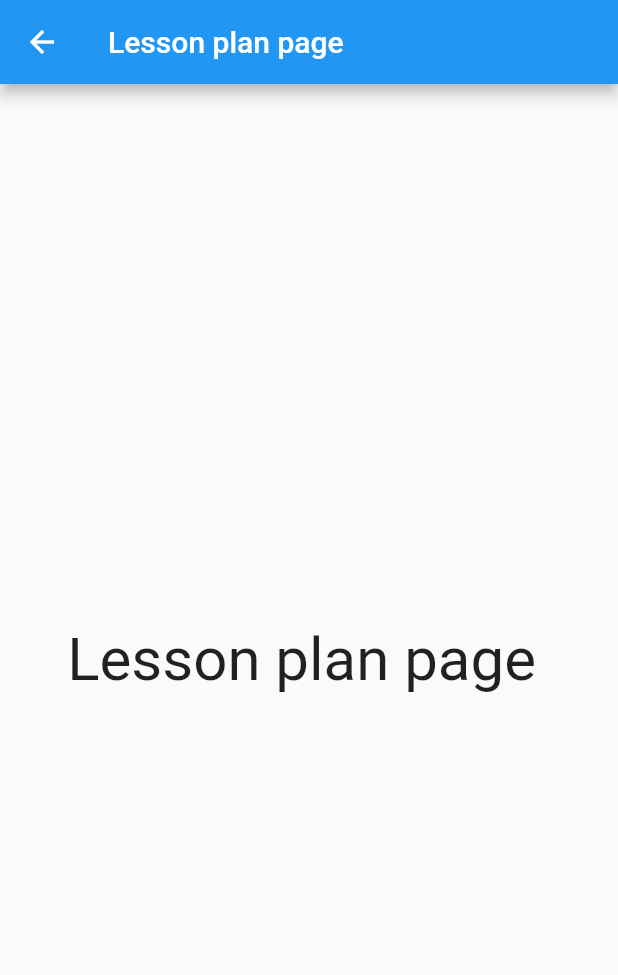
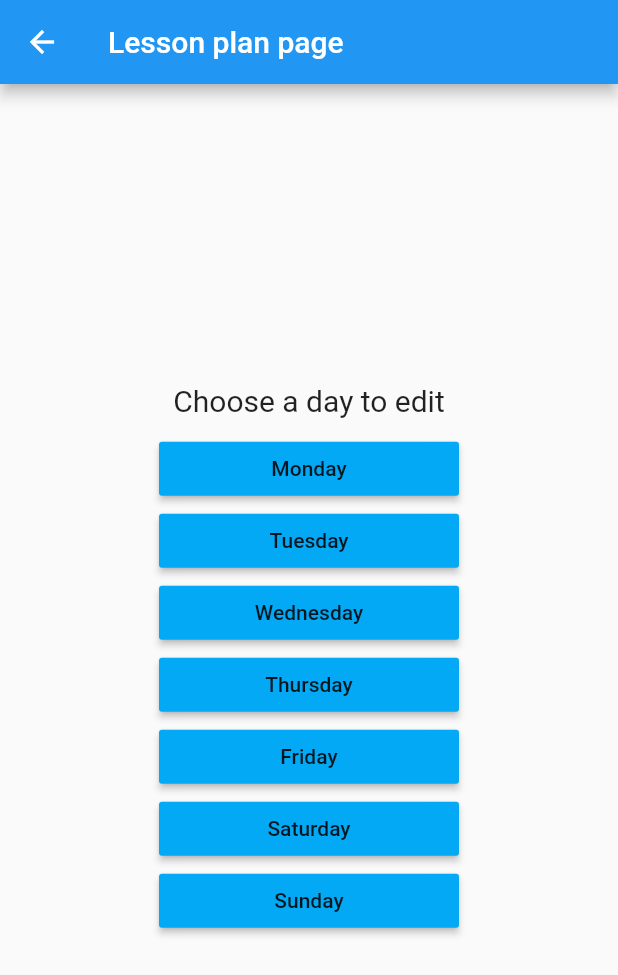
Before and after one commit to Caupz/SchoolBoy3000, a Flutter app: the LessonsPage screen opened directly, on a phone screen of 412 x 824 dp. Shown: the top 975 px of the screen. Run offline on Flutter 3.47's test engine with Material 2 defaults, Android fonts, the phone set to English and light mode, and no system bars; our stand-ins replace sqflite; accounts and stored records are empty.

Commit message:
buttons and pop-up menus implemented on lessonspage

```diff
--- a/lib/pages/lessonspage.dart
+++ b/lib/pages/lessonspage.dart
@@ -1,4 +1,5 @@
 import 'package:flutter/material.dart';
+import 'package:schoolboy3000/widgets/buttonWidget.dart';
 
 class LessonsPage extends StatelessWidget {
   final String pageText;
@@ -7,9 +8,23 @@ class LessonsPage extends StatelessWidget {
   Widget build(BuildContext context) {
     return new Scaffold(
       appBar: new AppBar(title: new Text(pageText),),
-      body: new Center(
-        child: new Text(pageText, style: new TextStyle(fontSize: 40.0),),
-      ),
+      body: Center(
+        child: Column(
+          mainAxisAlignment: MainAxisAlignment.center,
+          crossAxisAlignment: CrossAxisAlignment.center,
+          children: <Widget>[
+            new Text("Choose a day to edit", style: new TextStyle(fontSize: 20.0),),
+            SizedBox(height: 10,),
+            ButtonWidget(title: "Monday",),
+            ButtonWidget(title: "Tuesday",),
+            ButtonWidget(title: "Wednesday",),
+            ButtonWidget(title: "Thursday",),
+            ButtonWidget(title: "Friday",),
+            ButtonWidget(title: "Saturday",),
+            ButtonWidget(title: "Sunday",)
+          ],
+        ),
+      )
     );
   }
 }
```
Also changed, not shown: lib/widgets/buttonWidget.dart (added, +82 -0 lines).
